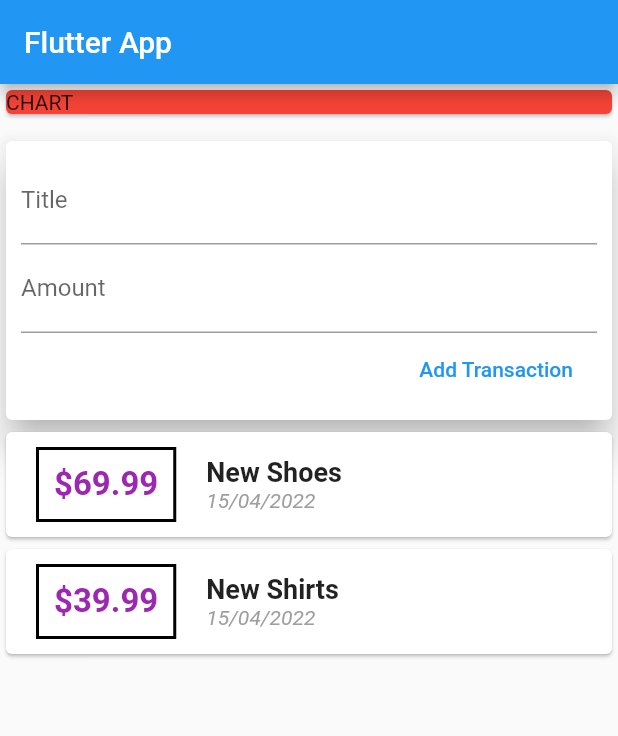
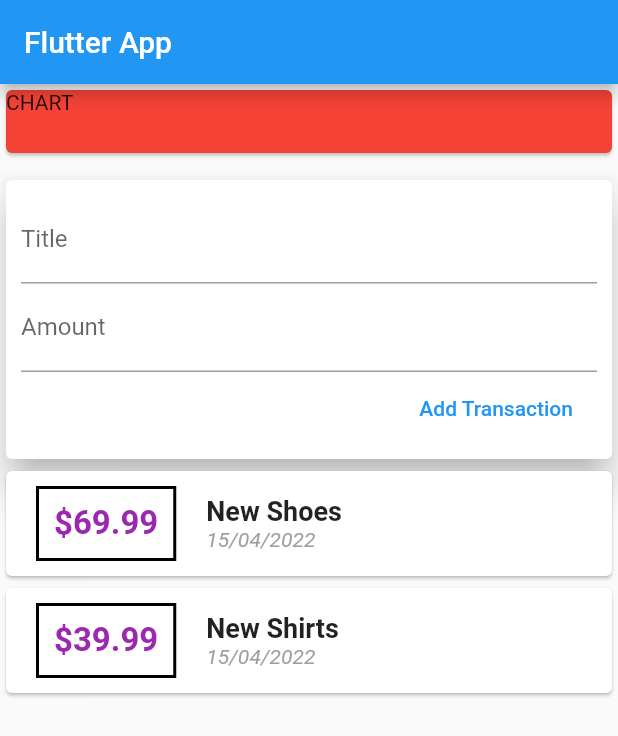
Before and after one commit to pliniogim/gasto, a Flutter app: the screen it shows after launch, after a tap on "Add Transaction", on a phone screen of 412 x 824 dp. Shown: the top 736 px of the screen. Run offline on Flutter 3.47's test engine with Material 2 defaults, Android fonts, the phone set to English and light mode, and no system bars.

Commit message:
20220415

```diff
--- a/lib/home/gasto_home.dart
+++ b/lib/home/gasto_home.dart
@@ -43,12 +43,14 @@ class GastoHome extends StatelessWidget {
       appBar: AppBar(
         title: Text('Flutter App'),
       ),
-      body: Column(
+      body: SingleChildScrollView(
+        child: Column(
           mainAxisAlignment: MainAxisAlignment.start,
           crossAxisAlignment: CrossAxisAlignment.stretch,
           children: <Widget>[
             Container(
               width: double.infinity,
+              height: 50,
               child: const Card(
                 color: Colors.red,
                 child: Text(
@@ -169,6 +171,7 @@ class GastoHome extends StatelessWidget {
             // ),
           ],
         ),
+      ),
     );
   }
 }
--- a/lib/home/widgets/new_transaction.dart
+++ b/lib/home/widgets/new_transaction.dart
@@ -1,4 +1,5 @@
 import 'package:flutter/material.dart';
+import 'package:flutter/widgets.dart';
 
 class NewTransaction extends StatelessWidget {
   final Function addTx;
@@ -6,6 +7,19 @@ class NewTransaction extends StatelessWidget {
   final amountController = TextEditingController();
 
   NewTransaction(this.addTx);
+
+  void submitData() {
+    final enteredTitle = titleController.text;
+    final enteredAmount = double.parse(amountController.text);
+    if (enteredTitle.isEmpty || enteredAmount <= 0) {
+      return;
+    }
+
+    addTx(
+      enteredTitle,
+      enteredAmount,
+    );
+  }
 
   @override
   Widget build(BuildContext context) {
@@ -22,6 +36,7 @@ class NewTransaction extends StatelessWidget {
 
               //caso 2
               controller: titleController,
+              onSubmitted: (_) => submitData(),
               decoration: const InputDecoration(
                 labelText: 'Title',
               ),
@@ -34,6 +49,8 @@ class NewTransaction extends StatelessWidget {
 
               //caso 2
               controller: amountController,
+              keyboardType: TextInputType.number,
+              onSubmitted: (_) => submitData(),
               decoration: const InputDecoration(
                 labelText: 'Amount',
               ),
@@ -43,8 +60,7 @@ class NewTransaction extends StatelessWidget {
                 //caso 1
                 // print(titleInput);
                 // print(amountInput);
-                addTx(
-                    titleController.text, double.parse(amountController.text));
+                submitData;
                 //caso 2
                 print(titleController.text);
                 print(amountController.text);
--- a/lib/home/widgets/transaction_list.dart
+++ b/lib/home/widgets/transaction_list.dart
@@ -20,10 +20,11 @@ class TransactionList extends StatelessWidget {
 
   @override
   Widget build(BuildContext context) {
-    return Column(
-      children: transactions
-          .map(
-            (e) => Card(
+    return Container(
+      height: 300,
+      child: ListView.builder(
+        itemBuilder: (context, index) {
+          return Card(
             child: Row(
               children: [
                 Container(
@@ -39,7 +40,7 @@ class TransactionList extends StatelessWidget {
                     ),
                   ),
                   child: Text(
-                      '\$${e.amount}',
+                    '\$${transactions[index].amount.toStringAsFixed(2)}',
                     style: const TextStyle(
                       fontSize: 22,
                       fontWeight: FontWeight.bold,
@@ -51,7 +52,7 @@ class TransactionList extends StatelessWidget {
                   crossAxisAlignment: CrossAxisAlignment.start,
                   children: <Widget>[
                     Text(
-                        e.title,
+                      transactions[index].title,
                       style: const TextStyle(
                         fontSize: 18,
                         fontWeight: FontWeight.bold,
@@ -59,7 +60,7 @@ class TransactionList extends StatelessWidget {
                     ),
                     Text(
                       //DateFormat.HOUR_MINUTE_GENERIC_TZ....
-                        DateFormat('dd/MM/yyyy').format(e.date),
+                      DateFormat('dd/MM/yyyy').format(transactions[index].date),
                       style: const TextStyle(
                         color: Colors.grey,
                         fontSize: 14,
@@ -71,9 +72,66 @@ class TransactionList extends StatelessWidget {
                 ),
               ],
             ),
+          );
+        },
+        itemCount: transactions.length,
+        //listview.builder transform
+        // children: transactions
+        //     .map(
+        // (e) =>
+        //listvbuilder
+        // Card(
+        //   child: Row(
+        //     children: [
+        //       Container(
+        //         padding: const EdgeInsets.all(10),
+        //         margin: const EdgeInsets.symmetric(
+        //           vertical: 10,
+        //           horizontal: 20,
+        //         ),
+        //         decoration: BoxDecoration(
+        //           border: Border.all(
+        //             color: Colors.black,
+        //             width: 2,
+        //           ),
+        //         ),
+        //         child: Text(
+        //           '\$${e.amount}',
+        //           style: const TextStyle(
+        //             fontSize: 22,
+        //             fontWeight: FontWeight.bold,
+        //             color: Colors.purple,
+        //           ),
+        //         ),
+        //       ),
+        //       Column(
+        //         crossAxisAlignment: CrossAxisAlignment.start,
+        //         children: <Widget>[
+        //           Text(
+        //             e.title,
+        //             style: const TextStyle(
+        //               fontSize: 18,
+        //               fontWeight: FontWeight.bold,
+        //             ),
+        //           ),
+        //           Text(
+        //             //DateFormat.HOUR_MINUTE_GENERIC_TZ....
+        //             DateFormat('dd/MM/yyyy').format(e.date),
+        //             style: const TextStyle(
+        //               color: Colors.grey,
+        //               fontSize: 14,
+        //               fontStyle: FontStyle.italic,
+        //               fontWeight: FontWeight.w400,
+        //             ),
+        //           ),
+        //         ],
+        //       ),
+        //     ],
+        //   ),
+        // ),
+        // )
+        // .toList(),
       ),
-          )
-          .toList(),
     );
   }
 }
```
Lines whose indentation alone changed are shown as unchanged.
